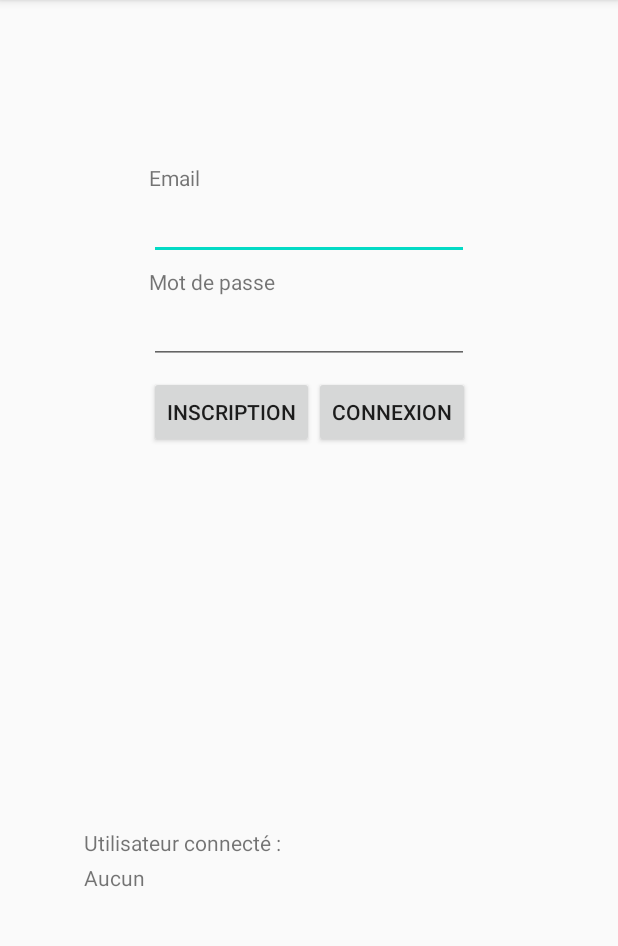
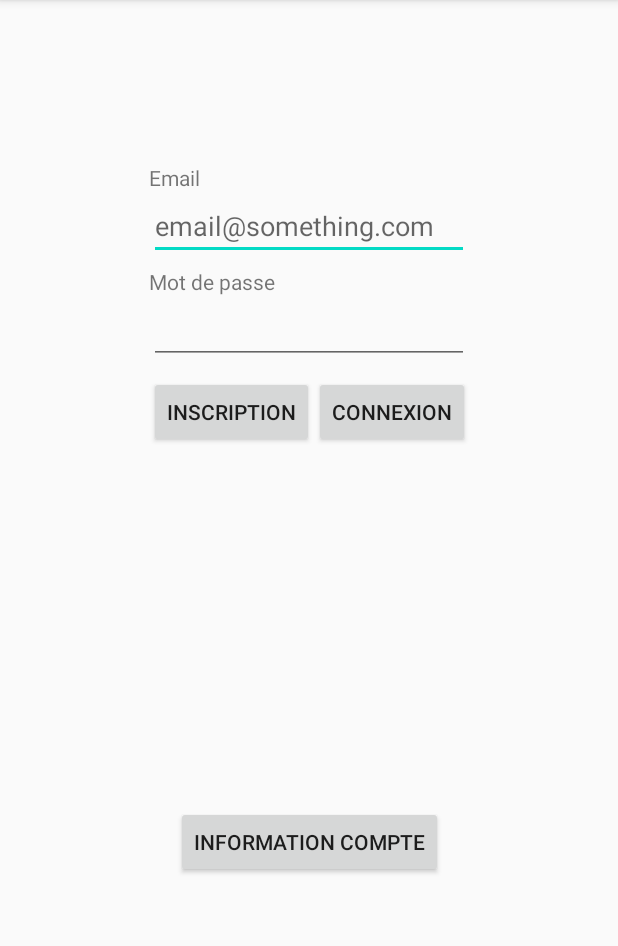
Before and after one commit to maximeKlos/rickAndMortyKotlin, an Android app: the screen it shows after launch (AccueilActivity), on a phone screen of 412 x 824 dp, the part 84-1030 px from its top. Run offline under Robolectric (Android 15) with nearby library versions, the phone set to English and light mode, and no system bars; our stand-ins replace Firebase (no records; nobody signed in at launch, a user with empty details on screens opened directly).

```diff
--- a/app/build.gradle
+++ b/app/build.gradle
@@ -41,6 +41,7 @@ dependencies {
     implementation 'androidx.recyclerview:recyclerview:1.1.0'
     implementation 'com.google.firebase:firebase-auth:19.4.0'
     implementation "org.jetbrains.kotlin:kotlin-stdlib:$kotlin_version"
+    implementation 'androidx.legacy:legacy-support-v4:1.0.0'
     testImplementation 'junit:junit:4.13'
     androidTestImplementation 'androidx.test.ext:junit:1.1.2'
     androidTestImplementation 'androidx.test.espresso:espresso-core:3.3.0'
--- a/app/src/main/java/com/example/rickanmortykotlin/activities/AccueilActivity.kt
+++ b/app/src/main/java/com/example/rickanmortykotlin/activities/AccueilActivity.kt
@@ -21,7 +21,8 @@ class AccueilActivity : AppCompatActivity() {
     lateinit var connexion: Button
     lateinit var signin: Button
     lateinit var signout: Button
-    lateinit var connectedUser: TextView
+    lateinit var buttonInfos: Button
+    var user: FirebaseUser? = null
 
     override fun onCreate(savedInstanceState: Bundle?) {
         super.onCreate(savedInstanceState)
@@ -33,7 +34,7 @@ class AccueilActivity : AppCompatActivity() {
         connexion = findViewById(R.id.connect)
         signin = findViewById(R.id.signin)
         signout = findViewById(R.id.signout)
-        connectedUser = findViewById(R.id.textViewUserConnected)
+        buttonInfos = findViewById(R.id.buttonInfos)
     }
 
     override fun onStart(){
@@ -43,7 +44,7 @@ class AccueilActivity : AppCompatActivity() {
     }
 
     fun updateUI(user: FirebaseUser?) {
-            connectedUser.text = mAuth.currentUser?.email ?: "Aucun"
+            this.user = user
     }
 
     fun signin(view: View) {
@@ -105,4 +106,12 @@ class AccueilActivity : AppCompatActivity() {
         connexion.visibility = View.VISIBLE
         updateUI(null)
     }
+
+    fun affichageInfosUser(view: View) {
+        supportFragmentManager.beginTransaction()
+            .addToBackStack("InfoConnectedUserFragment")
+            .setCustomAnimations(android.R.anim.fade_in, android.R.anim.fade_out)
+            .replace(R.id.container, InfoConnectedUserFragment.newInstance(user))
+            .commit()
+    }
 }
--- a/app/src/main/res/layout/activity_accueil.xml
+++ b/app/src/main/res/layout/activity_accueil.xml
@@ -4,13 +4,14 @@
     xmlns:tools="http://schemas.android.com/tools"
     android:layout_width="match_parent"
     android:layout_height="match_parent"
+    android:id="@+id/container"
     tools:context=".activities.AccueilActivity">
 
     <TextView
         android:id="@+id/email"
         android:layout_width="wrap_content"
         android:layout_height="wrap_content"
-        android:text="Email"
+        android:text="@string/email"
         app:layout_constraintBottom_toTopOf="@+id/editTextTextEmailAddress"
         app:layout_constraintStart_toStartOf="@+id/editTextTextEmailAddress" />
 
@@ -18,7 +19,7 @@
         android:id="@+id/password"
         android:layout_width="wrap_content"
         android:layout_height="wrap_content"
-        android:text="Mot de passe"
+        android:text="@string/mot_de_passe"
         app:layout_constraintBottom_toTopOf="@+id/editTextTextPassword"
         app:layout_constraintStart_toStartOf="@+id/editTextTextPassword" />
 
@@ -27,12 +28,13 @@
         android:layout_width="wrap_content"
         android:layout_height="wrap_content"
         android:layout_marginTop="128dp"
+        android:autofillHints=""
         android:ems="10"
+        android:hint="@string/email_gmail_com"
         android:inputType="textEmailAddress"
         app:layout_constraintEnd_toEndOf="parent"
         app:layout_constraintStart_toStartOf="parent"
-        app:layout_constraintTop_toTopOf="parent"
-        android:autofillHints="" />
+        app:layout_constraintTop_toTopOf="parent" />
 
     <EditText
         android:id="@+id/editTextTextPassword"
@@ -40,6 +42,7 @@
         android:layout_height="wrap_content"
         android:layout_marginTop="24dp"
         android:ems="10"
+        android:importantForAutofill="no"
         android:inputType="textPassword"
         app:layout_constraintEnd_toEndOf="parent"
         app:layout_constraintStart_toStartOf="parent"
@@ -60,14 +63,14 @@
             android:layout_width="wrap_content"
             android:layout_height="wrap_content"
             android:onClick="signin"
-            android:text="INSCRIPTION" />
+            android:text="@string/inscription" />
 
         <Button
             android:id="@+id/connect"
             android:layout_width="wrap_content"
             android:layout_height="wrap_content"
             android:onClick="connect"
-            android:text="CONNEXION" />
+            android:text="@string/connexion" />
     </LinearLayout>
 
     <Button
@@ -76,29 +79,21 @@
         android:layout_height="wrap_content"
         android:layout_marginTop="8dp"
         android:onClick="signout"
-        android:text="DECONNEXION"
+        android:text="@string/deconnexion"
         android:visibility="invisible"
         app:layout_constraintEnd_toEndOf="parent"
         app:layout_constraintStart_toStartOf="parent"
         app:layout_constraintTop_toBottomOf="@+id/linearLayout2" />
 
-    <TextView
-        android:id="@+id/textviewuser"
+    <Button
+        android:id="@+id/buttonInfos"
         android:layout_width="wrap_content"
         android:layout_height="wrap_content"
-        android:text="Utilisateur connecté :"
+        android:onClick="affichageInfosUser"
+        android:text="@string/information_compte"
         app:layout_constraintBottom_toBottomOf="parent"
         app:layout_constraintEnd_toEndOf="parent"
-        app:layout_constraintHorizontal_bias="0.2"
         app:layout_constraintStart_toStartOf="parent"
         app:layout_constraintTop_toBottomOf="@+id/signout" />
 
-    <TextView
-        android:id="@+id/textViewUserConnected"
-        android:layout_width="wrap_content"
-        android:layout_height="wrap_content"
-        android:layout_marginTop="4dp"
-        android:text="Aucun"
-        app:layout_constraintStart_toStartOf="@+id/textviewuser"
-        app:layout_constraintTop_toBottomOf="@+id/textviewuser" />
 </androidx.constraintlayout.widget.ConstraintLayout>
--- a/app/src/main/res/layout/fragment_info_connected_user.xml
+++ b/app/src/main/res/layout/fragment_info_connected_user.xml
@@ -1,14 +1,15 @@
 <?xml version="1.0" encoding="utf-8"?>
 <FrameLayout xmlns:android="http://schemas.android.com/apk/res/android"
+    xmlns:app="http://schemas.android.com/apk/res-auto"
     xmlns:tools="http://schemas.android.com/tools"
     android:layout_width="match_parent"
     android:layout_height="match_parent"
     tools:context=".activities.InfoConnectedUserFragment">
 
-    <!-- TODO: Update blank fragment layout -->
     <TextView
+        android:id="@+id/emailUser"
         android:layout_width="match_parent"
         android:layout_height="match_parent"
-        android:text="@string/hello_blank_fragment" />
+        android:gravity="center" />
 
 </FrameLayout>
--- a/app/src/main/res/values/strings.xml
+++ b/app/src/main/res/values/strings.xml
@@ -12,4 +12,12 @@
     <string name="origin">Origin :</string>
     <string name="location">Location :</string>
     <string name="image_character">Image Character</string>
+    <string name="hello_blank_fragment">Hello blank fragment</string>
+    <string name="email">Email</string>
+    <string name="mot_de_passe">Mot de passe</string>
+    <string name="inscription">INSCRIPTION</string>
+    <string name="connexion">CONNEXION</string>
+    <string name="deconnexion">DECONNEXION</string>
+    <string name="information_compte">Information Compte</string>
+    <string name="email_gmail_com">email@something.com</string>
 </resources>
```
Also changed, not shown: app/src/main/java/com/example/rickanmortykotlin/activities/InfoConnectedUserFragment.kt (+16 -42 lines).
